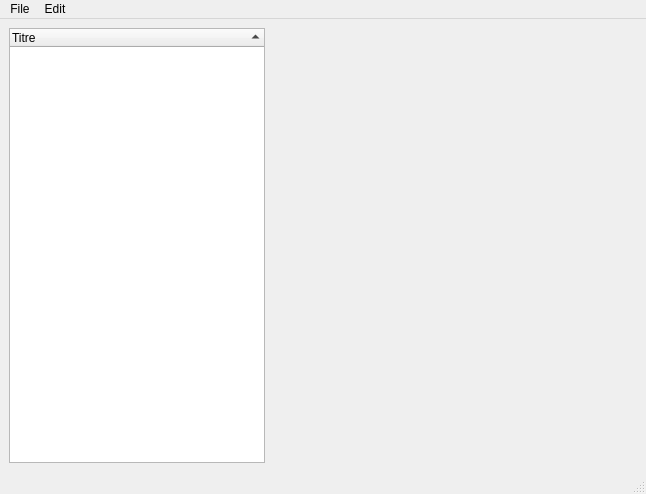
Before: the Qt Designer form ui/main.ui in Anomen/Katalog, drawn with Qt 5.
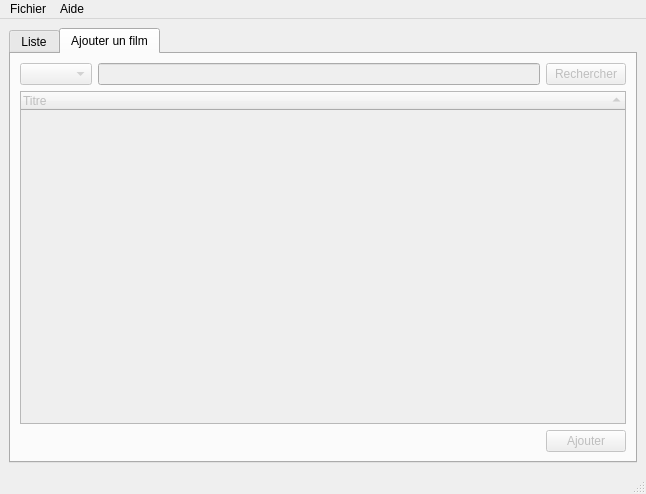
After: the same form once the commit is applied. The open tabs and pages were chosen to show the change. Icons and pictures are not drawn.

Patch:
```diff
--- a/ui/main.ui
+++ b/ui/main.ui
@@ -16,6 +16,19 @@
   <widget class="QWidget" name="centralwidget">
    <layout class="QVBoxLayout" name="verticalLayout">
     <item>
+     <widget class="QTabWidget" name="tabWidget">
+      <property name="enabled">
+       <bool>true</bool>
+      </property>
+      <property name="currentIndex">
+       <number>0</number>
+      </property>
+      <widget class="QWidget" name="tabListe">
+       <attribute name="title">
+        <string>Liste</string>
+       </attribute>
+       <layout class="QHBoxLayout">
+        <item>
      <layout class="QHBoxLayout" name="_2">
       <item>
        <widget class="QTreeWidget" name="_liste">
@@ -48,31 +61,94 @@
        </widget>
       </item>
       <item>
-       <widget class="QLabel" name="_texte">
-        <property name="sizePolicy">
-         <sizepolicy hsizetype="Preferred" vsizetype="Preferred">
-          <horstretch>0</horstretch>
-          <verstretch>0</verstretch>
-         </sizepolicy>
-        </property>
-        <property name="minimumSize">
-         <size>
-          <width>200</width>
-          <height>200</height>
-         </size>
-        </property>
+           <widget class="QTextEdit" name="_texte">
+            <property name="readOnly">
+             <bool>true</bool>
+            </property>
+           </widget>
+          </item>
+         </layout>
+        </item>
+       </layout>
+      </widget>
+      <widget class="QWidget" name="tabAdd">
+       <property name="enabled">
+        <bool>false</bool>
+       </property>
+       <attribute name="title">
+        <string>Ajouter un film</string>
+       </attribute>
+       <layout class="QVBoxLayout" name="verticalLayout_3">
+        <item>
+         <layout class="QVBoxLayout" name="verticalLayout_2">
+          <item>
+           <layout class="QHBoxLayout" name="horizontalLayout">
+            <item>
+             <widget class="QComboBox" name="_engines"/>
+            </item>
+            <item>
+             <widget class="QLineEdit" name="_name"/>
+            </item>
+            <item>
+             <widget class="QPushButton" name="butFind">
+              <property name="text">
+               <string>Rechercher</string>
+              </property>
+             </widget>
+            </item>
+           </layout>
+          </item>
+         </layout>
+        </item>
+        <item>
+         <widget class="QTreeWidget" name="_treeResult">
+          <property name="sortingEnabled">
+           <bool>true</bool>
+          </property>
+          <column>
+           <property name="text">
+            <string>Titre</string>
+           </property>
+          </column>
+         </widget>
+        </item>
+        <item>
+         <layout class="QHBoxLayout" name="horizontalLayout_2">
+          <item>
+           <widget class="QLabel" name="_messageAdd">
         <property name="text">
          <string/>
         </property>
-        <property name="alignment">
-         <set>Qt::AlignLeading|Qt::AlignLeft|Qt::AlignTop</set>
-        </property>
-        <property name="wordWrap">
-         <bool>true</bool>
-        </property>
+           </widget>
+          </item>
+          <item>
+           <spacer name="horizontalSpacer">
+            <property name="orientation">
+             <enum>Qt::Horizontal</enum>
+            </property>
+            <property name="sizeHint" stdset="0">
+             <size>
+              <width>40</width>
+              <height>20</height>
+             </size>
+            </property>
+           </spacer>
+          </item>
+          <item>
+           <widget class="QPushButton" name="butAdd">
+            <property name="enabled">
+             <bool>false</bool>
+            </property>
+            <property name="text">
+             <string>Ajouter</string>
+            </property>
        </widget>
       </item>
      </layout>
+        </item>
+       </layout>
+      </widget>
+     </widget>
     </item>
    </layout>
   </widget>
@@ -87,23 +163,21 @@
    </property>
    <widget class="QMenu" name="menuFichier">
     <property name="title">
-     <string>File</string>
+     <string>Fichier</string>
     </property>
     <addaction name="actionConnect"/>
-    <addaction name="separator"/>
-    <addaction name="actionQuitter"/>
-   </widget>
-   <widget class="QMenu" name="menuEdit">
-    <property name="title">
-     <string>Edit</string>
-    </property>
-    <addaction name="actionAdd"/>
-    <addaction name="actionDelete"/>
-    <addaction name="separator"/>
     <addaction name="actionSettings"/>
+    <addaction name="separator"/>
+    <addaction name="actionQuitter"/>
+   </widget>
+   <widget class="QMenu" name="menuAide">
+    <property name="title">
+     <string>Aide</string>
+    </property>
+    <addaction name="actionA_propos"/>
    </widget>
    <addaction name="menuFichier"/>
-   <addaction name="menuEdit"/>
+   <addaction name="menuAide"/>
   </widget>
   <widget class="QStatusBar" name="statusbar"/>
   <action name="actionQuitter">
```
Left out of the diff: 60 changed lines with no effect on the pictures. Lines whose indentation alone changed are shown as unchanged.
